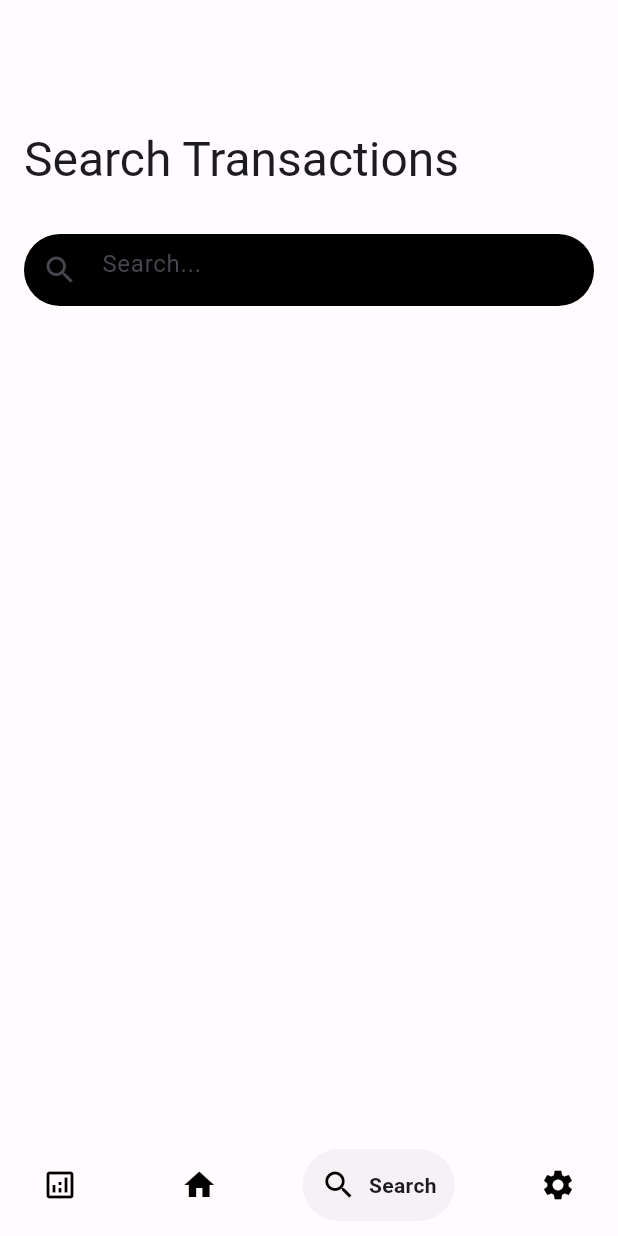
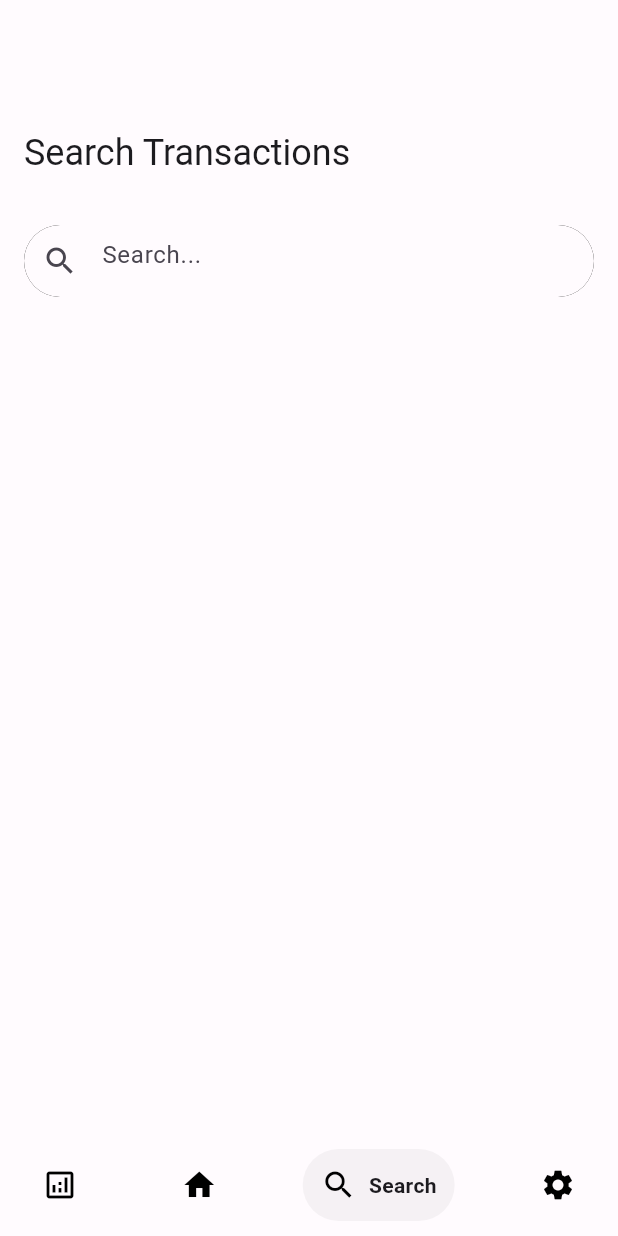
Before and after one commit to ojasvishaklya/expenny-android, a Flutter app: the screen it shows after launch, swiped to page 3, on a phone screen of 412 x 824 dp. Run offline on Flutter 3.47's test engine with Material 2 defaults, Android fonts, the phone set to English and light mode, and no system bars; drawn by our look-alikes of google_nav_bar; our stand-ins replace get, get_storage.

Commit message:
screens ui update

```diff
--- a/lib/constants/routes.dart
+++ b/lib/constants/routes.dart
@@ -6,8 +6,6 @@ import '../screens/CreateTransactionScreen.dart';
 class RouteClass {
   static String home = '/';
   static String createTransaction = '/createTransaction';
-  static String analytics = '/analytics';
-  static String profile = '/profile';
 
   static List<GetPage> routes = [
     GetPage(
@@ -19,20 +17,8 @@ class RouteClass {
     GetPage(
       name: createTransaction,
       page: () => CreateTransactionScreen(),
-      transition: Transition.native,
-      transitionDuration: Duration(milliseconds: 300),
-    ),
-    GetPage(
-      name: analytics,
-      page: () => CreateTransactionScreen(),
-      transition: Transition.native,
-      transitionDuration: Duration(milliseconds: 300),
-    ),
-    GetPage(
-      name: profile,
-      page: () => CreateTransactionScreen(),
-      transition: Transition.native,
-      transitionDuration: Duration(milliseconds: 300),
+      transition: Transition.downToUp,
+      transitionDuration: Duration(milliseconds: 500),
     ),
   ];
 }
--- a/lib/main.dart
+++ b/lib/main.dart
@@ -19,7 +19,7 @@ class MyApp extends StatelessWidget {
 
   @override
   Widget build(BuildContext context) {
-    return  GetMaterialApp(
+    return GetMaterialApp(
       debugShowCheckedModeBanner: false,
       theme: themeData(context),
       darkTheme: darkThemeData(context),
--- a/lib/models/TransactionTag.dart
+++ b/lib/models/TransactionTag.dart
@@ -116,5 +116,4 @@ class TransactionTag {
       color: Color(0xFF607D8B), // Grey
     ),
   ];
-
 }
--- a/lib/screens/HomeScreen.dart
+++ b/lib/screens/HomeScreen.dart
@@ -1,10 +1,8 @@
 import 'package:flutter/material.dart';
-import 'package:journal/screens/CreateTransactionScreen.dart';
 import 'package:journal/screens/SearchScreen.dart';
 import 'package:journal/screens/TransactionsScreen.dart';
 import 'package:journal/widgets/BottomNavBarWidget.dart';
 
-import '../widgets/AppBarWidget.dart';
 import 'AnalyticsScreen.dart';
 import 'PreferencesScreen.dart';
 
@@ -20,7 +18,7 @@ class _HomeScreenState extends State<HomeScreen> {
   PageController _pageController = PageController();
 
   static final List<Widget> _screens = <Widget>[
-    CreateTransactionScreen(),
+    AnalyticsScreen(),
     TransactionsScreen(),
     SearchScreen(),
     PreferencesScreen()
--- a/lib/screens/SearchScreen.dart
+++ b/lib/screens/SearchScreen.dart
@@ -1,6 +1,6 @@
 import 'package:flutter/material.dart';
 
-import 'package:flutter/material.dart';
+import '../widgets/ScreenHeaderWidget.dart';
 
 class SearchScreen extends StatefulWidget {
   const SearchScreen({Key? key}) : super(key: key);
@@ -21,24 +21,15 @@ class _SearchScreenState extends State<SearchScreen> {
 
   @override
   Widget build(BuildContext context) {
-    final textTheme = Theme.of(context)
-        .textTheme
-        .apply(displayColor: Theme.of(context).colorScheme.onSurface);
-
     return Padding(
       padding: const EdgeInsets.all(16.0),
       child: Column(
         crossAxisAlignment: CrossAxisAlignment.start,
         children: [
-          Text(
-            'Search Transactions',
-            style: textTheme.headlineLarge,
-          ),
-          SizedBox(height: 30.0),
-
+          ScreenHeaderWidget(text: 'Search Transactions'),
           Container(
             decoration: BoxDecoration(
-              color: Theme.of(context).focusColor,
+              color: Theme.of(context).dialogBackgroundColor,
               borderRadius: BorderRadius.circular(24.0),
               boxShadow: const [
                 BoxShadow(
--- a/lib/service/TransactionService.dart
+++ b/lib/service/TransactionService.dart
@@ -37,6 +37,9 @@ class TransactionService {
         paymentMethod: PaymentMethod.ONLINE.name,
       )
     ];
-    return dummyTransactions ;
+    return dummyTransactions +
+        dummyTransactions +
+        dummyTransactions +
+        dummyTransactions;
   }
 }
--- a/lib/widgets/AppBarWidget.dart
+++ b/lib/widgets/AppBarWidget.dart
@@ -1,9 +1,8 @@
 import 'package:flutter/material.dart';
-import 'package:journal/service/ThemeService.dart';
 
 AppBar buildAppBar() {
   List<Widget> actions = [];
-    actions.add(ThemeService.getThemeIconButton());
+  // actions.add(ThemeService.getThemeIconButton());
 
   return AppBar(
     actions: actions,
--- a/lib/widgets/BottomNavBarWidget.dart
+++ b/lib/widgets/BottomNavBarWidget.dart
@@ -12,9 +12,11 @@ class BottomNavBarWidget extends StatelessWidget {
   @override
   Widget build(BuildContext context) {
     return Container(
+      decoration: BoxDecoration(
         color: Theme.of(context).cardColor,
-      child: Padding(
-        padding: EdgeInsets.symmetric(horizontal: 16,vertical: 10),
+        border: Border(),
+      ),
+      padding: EdgeInsets.symmetric(horizontal: 16, vertical: 10),
       child: GNav(
         gap: 8,
         onTabChange: onIndexChanged,
@@ -41,7 +43,6 @@ class BottomNavBarWidget extends StatelessWidget {
           ),
         ],
       ),
-      ),
     );
   }
 }
--- a/lib/widgets/FabWidget.dart
+++ b/lib/widgets/FabWidget.dart
@@ -1,7 +1,6 @@
 import 'package:flutter/material.dart';
 
-
-Widget buildFloatingActionButton(function, label){
+Widget buildFloatingActionButton(function, label) {
   return Align(
     alignment: Alignment.bottomCenter,
     child: ElevatedButton.icon(
--- /dev/null
+++ b/lib/widgets/ScreenHeaderWidget.dart
@@ -0,0 +1,22 @@
+import 'package:flutter/material.dart';
+
+class ScreenHeaderWidget extends StatelessWidget {
+  final String text;
+
+  const ScreenHeaderWidget({Key? key, required this.text}) : super(key: key);
+
+  @override
+  Widget build(BuildContext context) {
+    final textTheme = Theme.of(context)
+        .textTheme
+        .apply(displayColor: Theme.of(context).colorScheme.onSurface);
+
+    return Container(
+      padding: EdgeInsets.only(bottom: 32),
+      child: Text(
+        text,
+        style: textTheme.headlineSmall,
+      ),
+    );
+  }
+}
--- a/lib/widgets/TagSelectorWidget.dart
+++ b/lib/widgets/TagSelectorWidget.dart
@@ -48,14 +48,13 @@ class _TagSelectorWidgetState extends State<TagSelectorWidget> {
                 decoration: BoxDecoration(
                   border: Border.all(
                     color: isSelected
-                        ? Theme.of(context).textTheme.bodySmall?.color ??
-                            Colors.black
+                        ? Theme.of(context).primaryColorLight
                         : Colors.transparent, // Border color
                     width: 2, // Border width
                   ),
                   // Set the background color here
                   borderRadius:
-                      BorderRadius.circular(5.0), // Optional: Add border radius
+                      BorderRadius.circular(30.0), // Optional: Add border radius
                 ),
                 child: Icon(
                   icon,
```
Also changed, not shown: lib/screens/AnalyticsScreen.dart (+10 -10 lines), lib/screens/CreateTransactionScreen.dart (+34 -13 lines), lib/screens/PreferencesScreen.dart (+4 -13 lines), lib/screens/TransactionsScreen.dart (+18 -8 lines), lib/models/PaymentMethod.dart (line endings or trailing spaces), 1 other file. Lines whose indentation alone changed are shown as unchanged.
